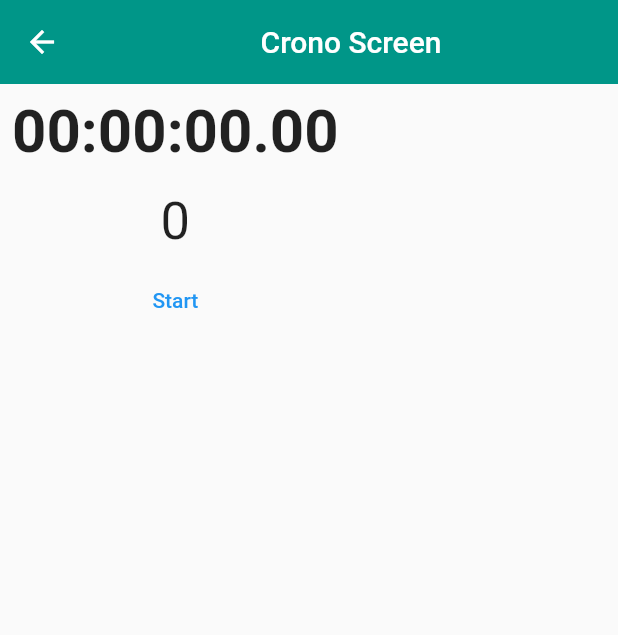
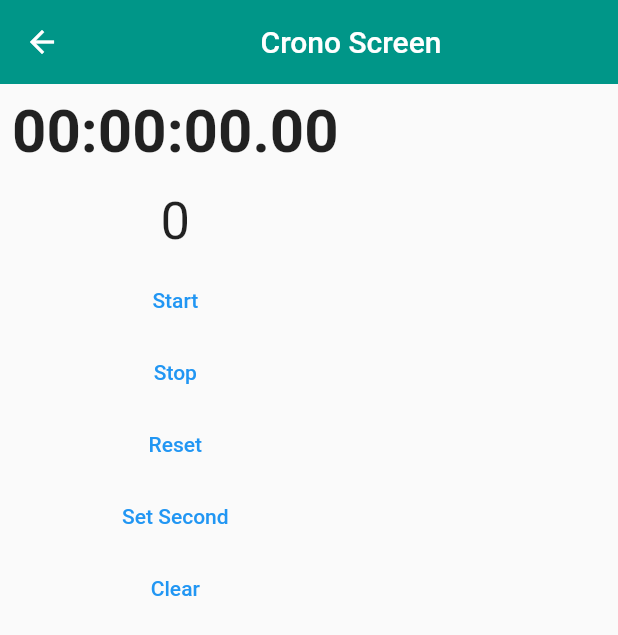
Before and after one commit to hadez2505/dosificacion_getx45, a Flutter app: the CronoScreen screen opened by its route, on a phone screen of 412 x 824 dp. Shown: the top 635 px of the screen. Run offline on Flutter 3.47's test engine with Material 2 defaults, Android fonts, the phone set to English and light mode, and no system bars; our stand-ins replace get, stop_watch_timer; Roboto replaces fonts that are missing (Helvetica).

Commit message:
Commit Windows

```diff
--- a/dosificacion/lib/app/modules/crono/crono_controller.dart
+++ b/dosificacion/lib/app/modules/crono/crono_controller.dart
@@ -11,5 +11,9 @@ class CronoController extends GetxController {
 
   get stopwatch => _stopwatch;
 
-  void start() => _stopwatch.onExecute.add(StopWatchExecute.start);
+  start() => _stopwatch.onExecute.add(StopWatchExecute.start);
+
+
+
+  display(int value) => StopWatchTimer.getDisplayTime(value, hours: true);
 }
--- a/dosificacion/lib/app/modules/crono/crono_screen.dart
+++ b/dosificacion/lib/app/modules/crono/crono_screen.dart
@@ -13,11 +13,11 @@ class CronoScreen extends StatelessWidget {
       body: GetBuilder<CronoController>(builder: (_) {
         return StreamBuilder<int>(
           stream: _.stopwatch.rawTime,
-          initialData: _.stopwatch.rawTime.value,
+          // initialData: _.stopwatch.rawTime.value,
           builder: (context, snap) {
             final value = snap.data!;
-            final displayTime =
-                StopWatchTimer.getDisplayTime(value, hours: true);
+            final displayTime = _.display(value);
+            // StopWatchTimer.getDisplayTime(value, hours: true);
             return Column(
               children: <Widget>[
                 Padding(
@@ -40,9 +40,21 @@ class CronoScreen extends StatelessWidget {
                         fontWeight: FontWeight.w400),
                   ),
                 ),
+                TextButton(onPressed: () => _.start(), child: Text('Start')),
                 TextButton(
-            onPressed: () => _.stopwatch.onExecute.add(StopWatchExecute.start),
-            child: Text('Start'))
+                    onPressed: () =>
+                        _.stopwatch.onExecute.add(StopWatchExecute.stop),
+                    child: Text('Stop')),
+                TextButton(
+                    onPressed: () =>
+                        _.stopwatch.onExecute.add(StopWatchExecute.reset),
+                    child: Text('Reset')),
+                TextButton(
+                    onPressed: () => _.stopwatch.setPresetSecondTime(5),
+                    child: Text('Set Second')),
+                TextButton(
+                    onPressed: () => _.stopwatch.clearPresetTime(),
+                    child: Text('Clear'))
               ],
             );
           },
--- a/dosificacion/lib/app/modules/dosificacion/dosificacion_controller.dart
+++ b/dosificacion/lib/app/modules/dosificacion/dosificacion_controller.dart
@@ -1,8 +1,10 @@
 import 'dart:math';
 
 import 'package:get/get.dart';
+import 'package:stop_watch_timer/stop_watch_timer.dart';
 
 class DosificacionController extends GetxController {
+  final _stopwatch = StopWatchTimer(mode: StopWatchMode.countUp);
   var _caudalModulo1 = '0'.obs;
   var _caudalModulo2 = '0'.obs;
   var _caudalTotal = '0'.obs;
@@ -10,6 +12,7 @@ class DosificacionController extends GetxController {
   RxString get caudalModulo1 => _caudalModulo1;
   RxString get caudalModulo2 => _caudalModulo2;
   RxString get caudalTotal => _caudalTotal;
+  StopWatchTimer get stopwatch => _stopwatch;
 
   void setcaudalModulo1(String caudalModulo1) {
     _caudalModulo1.value = caudalModulo1 != '' ? caudalModulo1 : '';
@@ -29,4 +32,10 @@ class DosificacionController extends GetxController {
         : '';
     caudalModulo(caudal);
   }
+
+  void start() => _stopwatch.onExecute.add(StopWatchExecute.start);
+  void stop() => _stopwatch.onExecute.add(StopWatchExecute.stop);
+  void reset() => _stopwatch.clearPresetTime();
+  void setSeconds() => _stopwatch.setPresetSecondTime(5);
+  displayTime(int value) => StopWatchTimer.getDisplayTime(value, hours:true);
 }
```
Also changed, not shown: dosificacion/lib/app/modules/absorcion/absorcion_screen.dart (+15 -3 lines).
